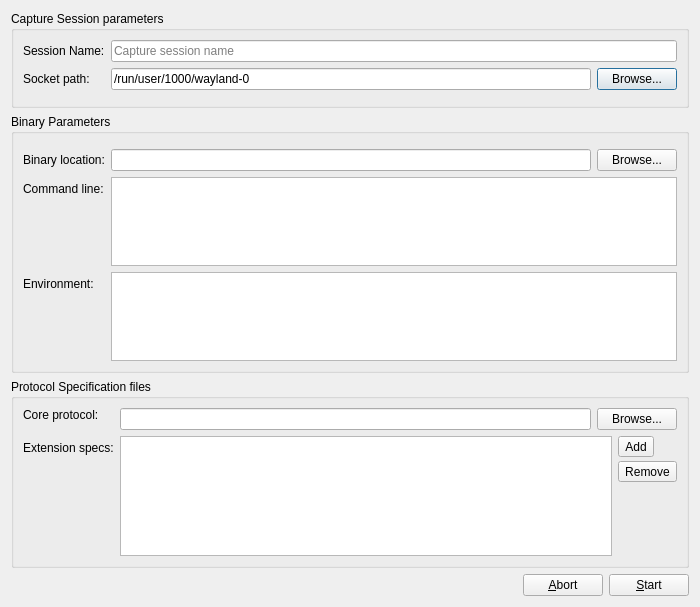
Before: the Qt Designer form src/analyzer/gui/editsessiondialog.ui in blessed/wlanalyzer, drawn with Qt 5.
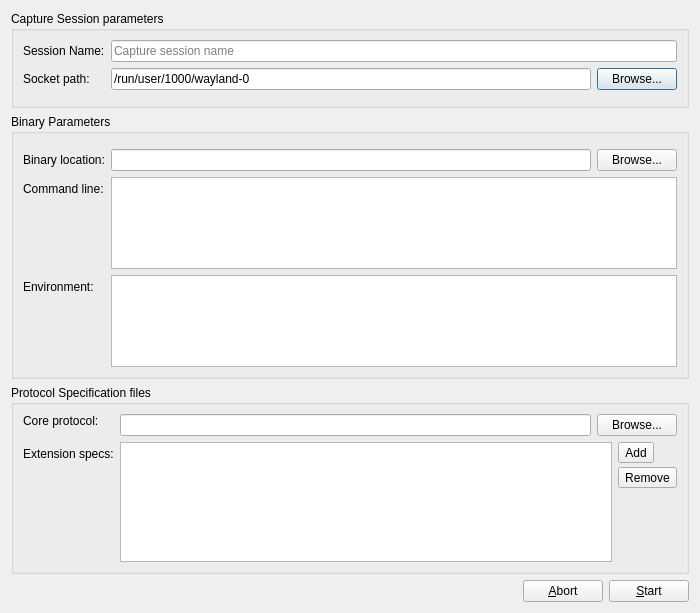
After: the same form once the commit is applied. Icons and pictures are not drawn. Custom widgets are drawn as their Qt base class.

Commit message: [gui] implemented EditSessionDialog validation - bugfixes to sessions save and restore - bugfixes to ValidatedLineEdit validation logic - TODO validation of protocol extension list

```diff
--- a/src/analyzer/gui/editsessiondialog.ui
+++ b/src/analyzer/gui/editsessiondialog.ui
@@ -7,7 +7,7 @@
     <x>0</x>
     <y>0</y>
     <width>700</width>
-    <height>607</height>
+    <height>613</height>
    </rect>
   </property>
   <property name="windowTitle">
```
Left out of the diff: 83 changed lines with no effect on the pictures. The commit also changes 3 other files.
